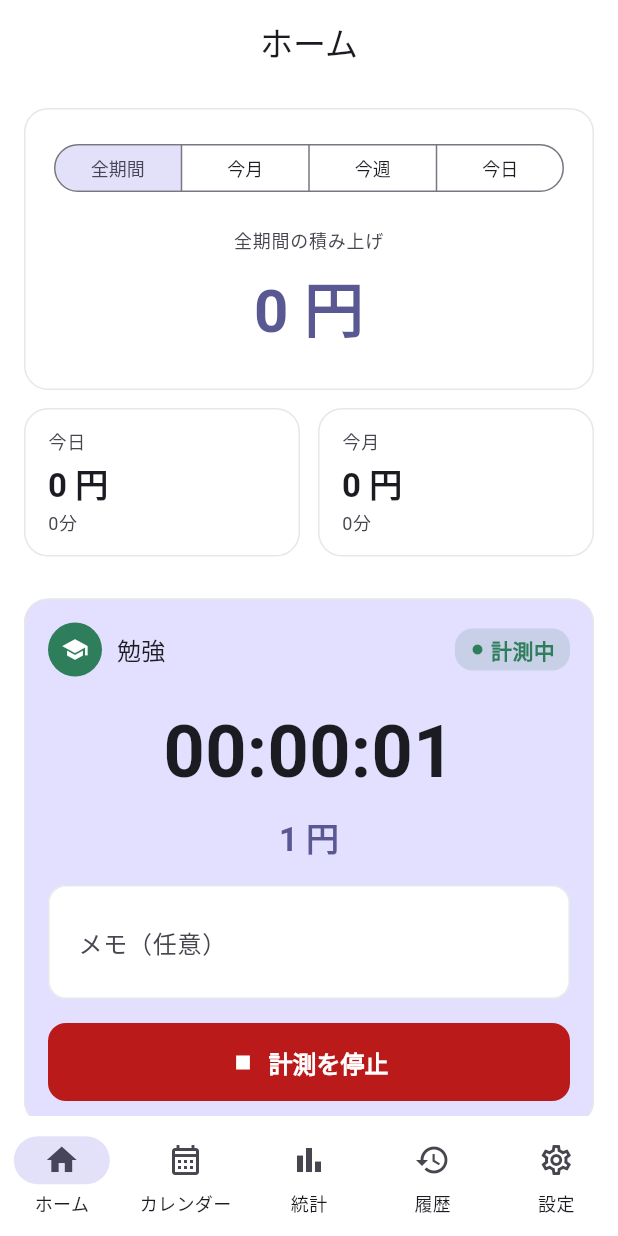
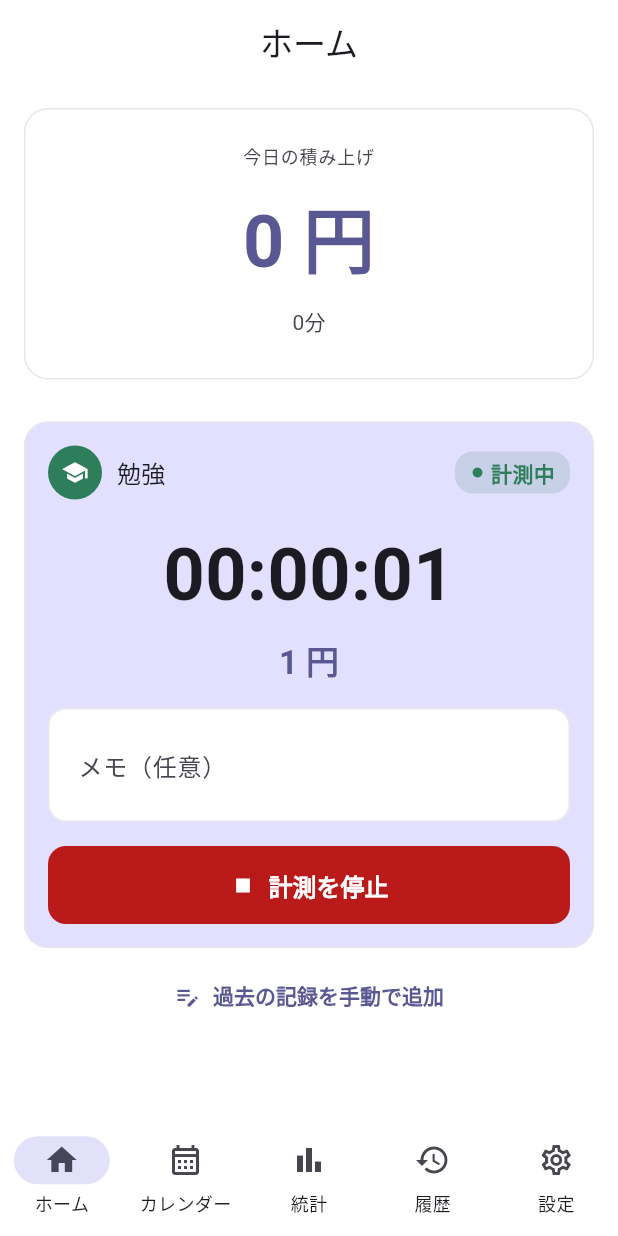
Before and after one commit to ryo3-hub/mirai_bank, a Flutter app: the screen it shows after launch, after a tap on "計測を開始", on a phone screen of 412 x 824 dp. Run offline on Flutter 3.47's test engine with Material 3 defaults, Android fonts, the phone set to English and light mode, and no system bars; our stand-ins replace confetti, drift, fl_chart, flutter_local_notifications, flutter_riverpod, go_router and 3 more; accounts and stored records are empty; generated files the repository leaves out were written again.

Commit message:
feat(home): ホーム画面をシンプル化、今日の金額に集中
期間別サマリと期間切替セレクタを削除し、ホームを「今日の積み上げ」表示に
集中させる：

- 新規 TodayAmountCard を追加（今日の金額 + 今日の作業時間のみ）
- DashboardTotalCard（期間切替＋大きな金額）を削除
- DashboardSummaryRow（今日＋今月の2タイル）を削除
- DashboardGoalsSection（目標進捗バー）はモチベーション維持のため維持
- タイマー開始ボタン・カテゴリ選択は維持
- 「過去の記録を手動で追加」リンクは issue #4 で対応のため一旦維持

Closes #3

Co-Authored-By: Claude Opus 4.7 <noreply@anthropic.com>

```diff
--- a/lib/features/timer/presentation/home_page.dart
+++ b/lib/features/timer/presentation/home_page.dart
@@ -13,8 +13,7 @@ import '../application/timer_providers.dart';
 import '../domain/active_timer.dart';
 import '../domain/amount_calculator.dart';
 import 'widgets/dashboard_goals_section.dart';
-import 'widgets/dashboard_summary_row.dart';
-import 'widgets/dashboard_total_card.dart';
+import 'widgets/today_amount_card.dart';
 
 class HomePage extends ConsumerWidget {
   const HomePage({super.key});
@@ -30,9 +29,7 @@ class HomePage extends ConsumerWidget {
           child: Column(
             crossAxisAlignment: CrossAxisAlignment.stretch,
             children: [
-              const DashboardTotalCard(),
-              const SizedBox(height: 12),
-              const DashboardSummaryRow(),
+              const TodayAmountCard(),
               const SizedBox(height: 12),
               const DashboardGoalsSection(),
               const SizedBox(height: 16),
--- a/lib/features/timer/presentation/widgets/dashboard_summary_row.dart
+++ /dev/null
@@ -1,79 +0,0 @@
-import 'package:flutter/material.dart';
-import 'package:flutter_riverpod/flutter_riverpod.dart';
-import 'package:intl/intl.dart';
-
-import '../../../../shared/utils/duration_formatter.dart';
-import '../../../history/application/summary_providers.dart';
-import '../../../history/domain/session_summary.dart';
-
-class DashboardSummaryRow extends ConsumerWidget {
-  const DashboardSummaryRow({super.key});
-
-  @override
-  Widget build(BuildContext context, WidgetRef ref) {
-    final todayAsync = ref.watch(summaryProvider(SummaryPeriod.today));
-    final monthAsync = ref.watch(summaryProvider(SummaryPeriod.month));
-    return Row(
-      children: [
-        Expanded(
-          child: _SummaryTile(
-            label: '今日',
-            summary: todayAsync.value ?? SessionSummary.empty,
-          ),
-        ),
-        const SizedBox(width: 12),
-        Expanded(
-          child: _SummaryTile(
-            label: '今月',
-            summary: monthAsync.value ?? SessionSummary.empty,
-          ),
-        ),
-      ],
-    );
-  }
-}
-
-class _SummaryTile extends StatelessWidget {
-  const _SummaryTile({required this.label, required this.summary});
-
-  final String label;
-  final SessionSummary summary;
-
-  static final _amountFormatter = NumberFormat('#,###');
-
-  @override
-  Widget build(BuildContext context) {
-    final theme = Theme.of(context);
-    return Card(
-      child: Padding(
-        padding: const EdgeInsets.symmetric(horizontal: 16, vertical: 14),
-        child: Column(
-          crossAxisAlignment: CrossAxisAlignment.start,
-          children: [
-            Text(
-              label,
-              style: theme.textTheme.labelMedium?.copyWith(
-                color: theme.colorScheme.onSurfaceVariant,
-              ),
-            ),
-            const SizedBox(height: 6),
-            Text(
-              '${_amountFormatter.format(summary.amount)} 円',
-              style: theme.textTheme.titleLarge?.copyWith(
-                fontWeight: FontWeight.w700,
-                fontFeatures: const [FontFeature.tabularFigures()],
-              ),
-            ),
-            const SizedBox(height: 2),
-            Text(
-              DurationFormatter.hourMinute(summary.durationSec),
-              style: theme.textTheme.bodySmall?.copyWith(
-                color: theme.colorScheme.onSurfaceVariant,
-              ),
-            ),
-          ],
-        ),
-      ),
-    );
-  }
-}
--- a/lib/features/timer/presentation/widgets/dashboard_total_card.dart
+++ /dev/null
@@ -1,71 +0,0 @@
-import 'package:flutter/material.dart';
-import 'package:flutter_riverpod/flutter_riverpod.dart';
-
-import '../../../../shared/widgets/animated_amount.dart';
-import '../../../history/application/summary_providers.dart';
-
-class DashboardTotalCard extends ConsumerStatefulWidget {
-  const DashboardTotalCard({super.key});
-
-  @override
-  ConsumerState<DashboardTotalCard> createState() =>
-      _DashboardTotalCardState();
-}
-
-class _DashboardTotalCardState extends ConsumerState<DashboardTotalCard> {
-  SummaryPeriod _period = SummaryPeriod.all;
-
-  @override
-  Widget build(BuildContext context) {
-    final colorScheme = Theme.of(context).colorScheme;
-    final summaryAsync = ref.watch(summaryProvider(_period));
-    final amount = summaryAsync.value?.amount ?? 0;
-
-    return Card(
-      child: Padding(
-        padding: const EdgeInsets.fromLTRB(20, 20, 20, 24),
-        child: Column(
-          crossAxisAlignment: CrossAxisAlignment.stretch,
-          children: [
-            SegmentedButton<SummaryPeriod>(
-              segments: [
-                for (final p in SummaryPeriod.values)
-                  ButtonSegment(value: p, label: Text(p.label)),
-              ],
-              selected: {_period},
-              showSelectedIcon: false,
-              onSelectionChanged: (set) =>
-                  setState(() => _period = set.first),
-              style: ButtonStyle(
-                visualDensity: VisualDensity.compact,
-                textStyle: WidgetStateProperty.all(
-                  const TextStyle(fontSize: 12),
-                ),
-              ),
-            ),
-            const SizedBox(height: 20),
-            Text(
-              '${_period.label}の積み上げ',
-              style: Theme.of(context).textTheme.labelMedium?.copyWith(
-                    color: colorScheme.onSurfaceVariant,
-                  ),
-              textAlign: TextAlign.center,
-            ),
-            const SizedBox(height: 8),
-            Center(
-              child: AnimatedAmount(
-                amount: amount,
-                style: TextStyle(
-                  fontSize: 40,
-                  fontWeight: FontWeight.w700,
-                  color: colorScheme.primary,
-                  fontFeatures: const [FontFeature.tabularFigures()],
-                ),
-              ),
-            ),
-          ],
-        ),
-      ),
-    );
-  }
-}
--- /dev/null
+++ b/lib/features/timer/presentation/widgets/today_amount_card.dart
@@ -0,0 +1,59 @@
+import 'package:flutter/material.dart';
+import 'package:flutter_riverpod/flutter_riverpod.dart';
+
+import '../../../../shared/utils/duration_formatter.dart';
+import '../../../../shared/widgets/animated_amount.dart';
+import '../../../history/application/summary_providers.dart';
+
+class TodayAmountCard extends ConsumerWidget {
+  const TodayAmountCard({super.key});
+
+  @override
+  Widget build(BuildContext context, WidgetRef ref) {
+    final colorScheme = Theme.of(context).colorScheme;
+    final textTheme = Theme.of(context).textTheme;
+    final summaryAsync = ref.watch(summaryProvider(SummaryPeriod.today));
+    final amount = summaryAsync.value?.amount ?? 0;
+    final durationSec = summaryAsync.value?.durationSec ?? 0;
+
+    return Card(
+      child: Padding(
+        padding: const EdgeInsets.fromLTRB(20, 24, 20, 28),
+        child: Column(
+          crossAxisAlignment: CrossAxisAlignment.stretch,
+          children: [
+            Text(
+              '今日の積み上げ',
+              style: textTheme.labelMedium?.copyWith(
+                color: colorScheme.onSurfaceVariant,
+              ),
+              textAlign: TextAlign.center,
+            ),
+            const SizedBox(height: 12),
+            Center(
+              child: AnimatedAmount(
+                amount: amount,
+                style: TextStyle(
+                  fontSize: 48,
+                  fontWeight: FontWeight.w700,
+                  color: colorScheme.primary,
+                  fontFeatures: const [FontFeature.tabularFigures()],
+                ),
+              ),
+            ),
+            const SizedBox(height: 8),
+            Center(
+              child: Text(
+                DurationFormatter.hourMinute(durationSec),
+                style: textTheme.bodyMedium?.copyWith(
+                  color: colorScheme.onSurfaceVariant,
+                  fontFeatures: const [FontFeature.tabularFigures()],
+                ),
+              ),
+            ),
+          ],
+        ),
+      ),
+    );
+  }
+}
```
